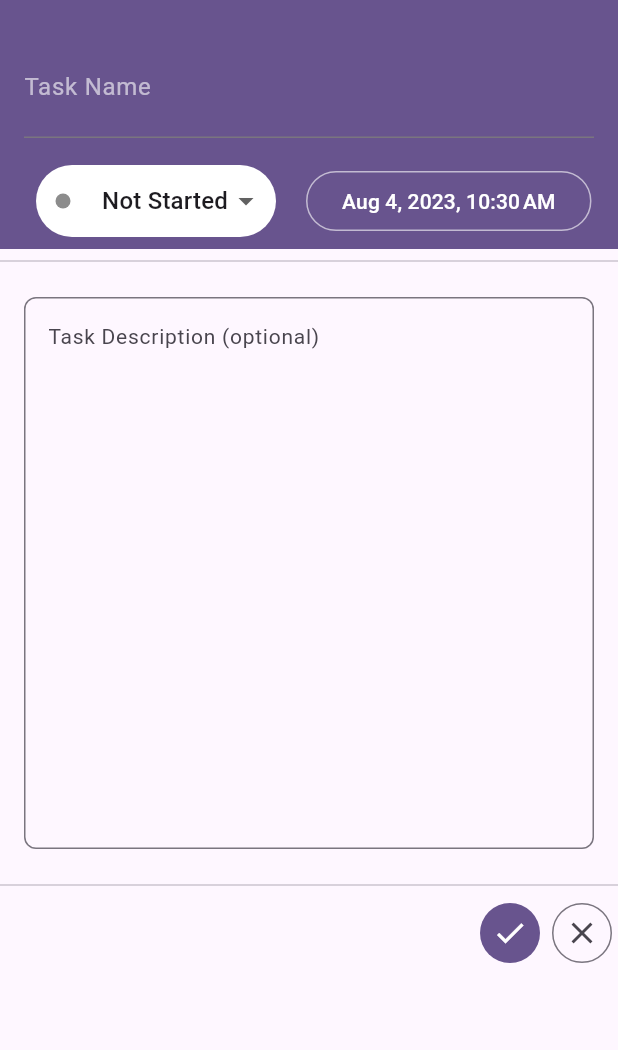
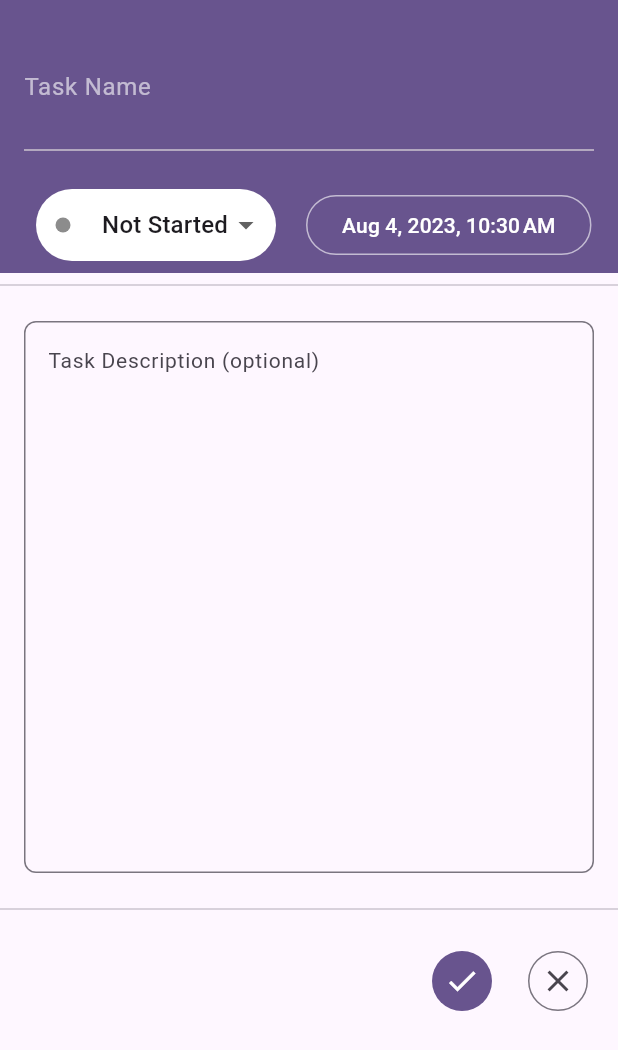
Before and after one commit to FarrelBeso/cmsc23_refactor, a Flutter app: the TaskAddView widget shown alone on an empty page, opened directly, after a tap on the "close" icon, on a phone screen of 412 x 824 dp. Shown: the top 1050 px of the screen. Run offline on Flutter 3.47's test engine with Material 2 defaults, Android fonts, the phone set to English and light mode, and no system bars; our stand-ins replace cloud_firestore, firebase_auth, firebase_core, string_validator; missing offline and left inert: dart:js_interop; accounts and stored records are empty.

Commit message:
update: some tweak

```diff
--- a/lib/views/home/home_view.dart
+++ b/lib/views/home/home_view.dart
@@ -80,7 +80,12 @@ class _HomeViewState extends State<HomeView> {
             groupAlignment: 0.0,
             backgroundColor: Theme.of(context).primaryColorLight,
           ),
-          Provider.of<HomepageProvider>(context).currentView.view
+          Consumer<HomepageProvider>(builder: (context, provider, child) {
+            return Container(
+                child: Provider.of<HomepageProvider>(context, listen: false)
+                    .currentView
+                    .view);
+          })
         ],
       )),
       // this button is only visible on task all
@@ -90,7 +95,7 @@ class _HomeViewState extends State<HomeView> {
         child: FloatingActionButton(
           onPressed: () {
             setState(() {
-              Provider.of<HomepageProvider>(context)
+              Provider.of<HomepageProvider>(context, listen: false)
                   .setView(MainPageViews.taskAdd);
             });
           },
@@ -113,6 +118,6 @@ class _HomeViewState extends State<HomeView> {
         print('Unknown view');
     }
     // update the provider
-    Provider.of<HomepageProvider>(context).setView(view);
+    Provider.of<HomepageProvider>(context, listen: false).setView(view);
   }
 }
--- a/lib/views/home/task_add.dart
+++ b/lib/views/home/task_add.dart
@@ -75,17 +75,22 @@ class _TaskAddViewState extends State<TaskAddView> {
                     },
                     cursorColor: Colors.white,
                     decoration: InputDecoration(
-                        labelText: 'Task Name',
-                        labelStyle: TextStyle(color: Colors.white60)),
+                      border: InputBorder.none,
+                      labelText: 'Task Name',
+                      labelStyle: TextStyle(color: Colors.white60),
+                      errorStyle: TextStyle(color: Colors.white70),
+                    ),
                     style: TextStyle(
-                        fontSize: 24,
-                        fontWeight: FontWeight.bold,
-                        color: Colors.white),
+                      fontSize: 24,
+                      fontWeight: FontWeight.bold,
+                      color: Colors.white,
+                    ),
                   ),
                   // TextFormField(
                   //   decoration: InputDecoration(labelText: 'Username'),
                   //   style: TextStyle(fontSize: 16, color: Colors.white70),
                   // ),
+                  Divider(),
                   SizedBox(
                     height: 10,
                   ),
@@ -188,6 +193,7 @@ class _TaskAddViewState extends State<TaskAddView> {
             ),
             Divider(),
             Container(
+              padding: EdgeInsets.all(16),
               child: Row(
                 mainAxisAlignment: MainAxisAlignment.end,
                 children: [
@@ -199,10 +205,13 @@ class _TaskAddViewState extends State<TaskAddView> {
                         }
                       },
                       icon: Icon(Icons.check)),
+                  SizedBox(
+                    width: 16,
+                  ),
                   IconButton.outlined(
                       onPressed: () {
                         // return back to home
-                        Provider.of<HomepageProvider>(context)
+                        Provider.of<HomepageProvider>(context, listen: false)
                             .setView(MainPageViews.taskAll);
                       },
                       icon: Icon(Icons.close))
```
